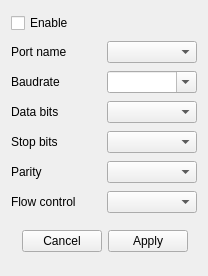
x-tools-author/x-tools, file src/toolsui/SAKSerialPortTransmitterToolUiEditor.ui: the form before one commit.
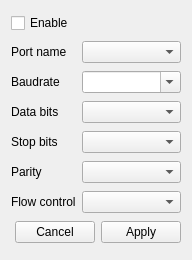
The form after the commit. Custom widgets are drawn as their Qt base class.

Commit message: chore: update ui text

Diff of the .ui file:
```diff
--- a/src/toolsui/SAKSerialPortTransmitterToolUiEditor.ui
+++ b/src/toolsui/SAKSerialPortTransmitterToolUiEditor.ui
@@ -6,8 +6,8 @@
    <rect>
     <x>0</x>
     <y>0</y>
-    <width>208</width>
-    <height>276</height>
+    <width>192</width>
+    <height>260</height>
    </rect>
   </property>
   <property name="windowTitle">
@@ -16,6 +16,12 @@
   <layout class="QGridLayout" name="gridLayout">
    <item row="5" column="0">
     <widget class="QLabel" name="label_5">
+     <property name="sizePolicy">
+      <sizepolicy hsizetype="Fixed" vsizetype="Preferred">
+       <horstretch>0</horstretch>
+       <verstretch>0</verstretch>
+      </sizepolicy>
+     </property>
      <property name="text">
       <string>Parity</string>
      </property>
@@ -23,6 +29,12 @@
    </item>
    <item row="4" column="0">
     <widget class="QLabel" name="label_4">
+     <property name="sizePolicy">
+      <sizepolicy hsizetype="Fixed" vsizetype="Preferred">
+       <horstretch>0</horstretch>
+       <verstretch>0</verstretch>
+      </sizepolicy>
+     </property>
      <property name="text">
       <string>Stop bits</string>
      </property>
@@ -50,6 +62,12 @@
    </item>
    <item row="2" column="0">
     <widget class="QLabel" name="label_2">
+     <property name="sizePolicy">
+      <sizepolicy hsizetype="Fixed" vsizetype="Preferred">
+       <horstretch>0</horstretch>
+       <verstretch>0</verstretch>
+      </sizepolicy>
+     </property>
      <property name="text">
       <string>Baudrate</string>
      </property>
@@ -57,6 +75,12 @@
    </item>
    <item row="3" column="0">
     <widget class="QLabel" name="label_3">
+     <property name="sizePolicy">
+      <sizepolicy hsizetype="Fixed" vsizetype="Preferred">
+       <horstretch>0</horstretch>
+       <verstretch>0</verstretch>
+      </sizepolicy>
+     </property>
      <property name="text">
       <string>Data bits</string>
      </property>
@@ -70,6 +94,12 @@
    </item>
    <item row="1" column="0">
     <widget class="QLabel" name="label">
+     <property name="sizePolicy">
+      <sizepolicy hsizetype="Fixed" vsizetype="Preferred">
+       <horstretch>0</horstretch>
+       <verstretch>0</verstretch>
+      </sizepolicy>
+     </property>
      <property name="text">
       <string>Port name</string>
      </property>
@@ -77,6 +107,12 @@
    </item>
    <item row="6" column="0">
     <widget class="QLabel" name="label_6">
+     <property name="sizePolicy">
+      <sizepolicy hsizetype="Fixed" vsizetype="Preferred">
+       <horstretch>0</horstretch>
+       <verstretch>0</verstretch>
+      </sizepolicy>
+     </property>
      <property name="text">
       <string>Flow control</string>
      </property>
@@ -88,16 +124,16 @@
    <item row="7" column="0" colspan="2">
     <layout class="QHBoxLayout" name="horizontalLayout">
      <property name="leftMargin">
-      <number>9</number>
+      <number>0</number>
      </property>
      <property name="topMargin">
-      <number>9</number>
+      <number>0</number>
      </property>
      <property name="rightMargin">
-      <number>9</number>
+      <number>0</number>
      </property>
      <property name="bottomMargin">
-      <number>9</number>
+      <number>0</number>
      </property>
      <item>
       <spacer name="horizontalSpacer">
```
The commit also changes 7 other files.
